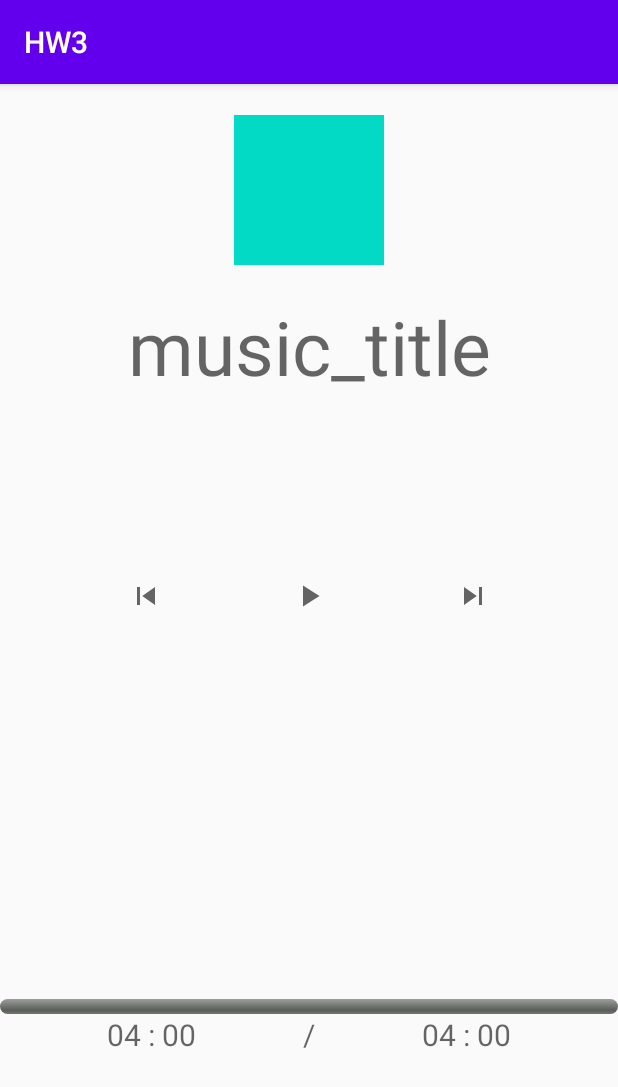
After one commit to suhongs/MP3, an Android app: the PlayMusicActivity screen opened directly, with no data from a screen before it, on a phone screen of 412 x 824 dp. The commit adds this screen. Shown: the top 1087 px of the screen. Run offline under Robolectric (Android 15) with nearby library versions, the phone set to English and light mode, and no system bars; 2 statements that could not run were skipped.

Commit message:
음악재생

```diff
--- a/HW3/app/build.gradle
+++ b/HW3/app/build.gradle
@@ -6,7 +6,7 @@ android {
 
     defaultConfig {
         applicationId "com.example.hw3"
-        minSdkVersion 16
+        minSdkVersion 21
         targetSdkVersion 30
         versionCode 1
         versionName "1.0"
@@ -28,6 +28,7 @@ dependencies {
 
     implementation 'androidx.appcompat:appcompat:1.2.0'
     implementation 'androidx.constraintlayout:constraintlayout:2.0.4'
+    implementation 'androidx.localbroadcastmanager:localbroadcastmanager:1.0.0'
     testImplementation 'junit:junit:4.12'
     androidTestImplementation 'androidx.test.ext:junit:1.1.2'
     androidTestImplementation 'androidx.test.espresso:espresso-core:3.3.0'
--- /dev/null
+++ b/HW3/app/src/main/java/com/example/hw3/PlayMusicActivity.java
@@ -0,0 +1,139 @@
+package com.example.hw3;
+
+import androidx.appcompat.app.AppCompatActivity;
+import androidx.localbroadcastmanager.content.LocalBroadcastManager;
+
+import android.content.BroadcastReceiver;
+import android.content.ComponentName;
+import android.content.Context;
+import android.content.Intent;
+import android.content.IntentFilter;
+import android.content.ServiceConnection;
+import android.os.Bundle;
+import android.os.Handler;
+import android.os.IBinder;
+import android.os.Message;
+import android.os.Messenger;
+import android.os.RemoteException;
+import android.util.Log;
+import android.view.View;
+import android.widget.Button;
+import android.widget.ImageView;
+import android.widget.ProgressBar;
+import android.widget.TextView;
+
+import java.util.ArrayList;
+
+public class PlayMusicActivity extends AppCompatActivity {
+    private static final String ACTION_PLAY = "PLAY";
+    private static final String ACTION_PAUSE = "PAUSE";
+    private boolean isPlaying = true;
+
+    private Intent musicIntent;
+    private ArrayList<MusicData> list;
+    private Messenger mServiceMessenger = null;
+    private boolean mIsBound;
+
+    private ImageView skipPreviousBtn, playBtn, skipNextBtn;
+    private ProgressBar musicProgressBar;
+    private TextView musicTitle, musicPlayingText, musicFinishText;
+
+    private int duration, currentPosition;
+    private BroadcastReceiver mMessageReceiver = new BroadcastReceiver() {
+        @Override
+        public void onReceive(Context context, Intent intent) {
+            duration = intent.getExtras().getInt("duration");
+            currentPosition = intent.getExtras().getInt("currentPosition");
+            Log.i("테스트","전체 길이 : " + duration);
+            musicFinishText.setText(duration+"");
+//
+//            Thread thread = new Thread(new Runnable() {
+//                @Override
+//                public void run() {
+//                    try {
+//                        while(isPlaying) { // 재생 중이면 동작?
+//                            Thread.sleep(1);
+//                            int time = currentPosition ;
+//                            Log.i("테스트", "재생 길이 : " + time);
+//                            musicPlayingText.setText(String.valueOf(time));
+//                            progressUpdate(duration, currentPosition);
+//                        }
+//                    } catch (InterruptedException e) {
+//                        e.printStackTrace();
+//                    }
+//                }
+//            });
+//            thread.start();
+
+        }
+    };
+    private void init(){
+        musicTitle = findViewById(R.id.music_title);
+        playBtn = findViewById(R.id.play_btn);
+        musicPlayingText = findViewById(R.id.music_playing_text);
+        musicFinishText = findViewById(R.id.music_finish_text);
+        musicProgressBar = findViewById(R.id.music_progressBar);
+//        progressUpdate("","");
+    }
+
+    private void progressUpdate(int duration, int currentPosition){
+        musicProgressBar.setVisibility(ProgressBar.VISIBLE);
+        musicProgressBar.setMax(duration);
+//        musicProgressBar.setOn
+        musicProgressBar.setProgress(currentPosition);
+
+    }
+
+    @Override
+    protected void onResume() {
+        super.onResume();
+        // action 이름이 "custom-event-name"으로 정의된 intent를 수신하게 된다.
+        // observer의 이름은 mMessageReceiver이다.
+        LocalBroadcastManager.getInstance(this).registerReceiver( mMessageReceiver, new IntentFilter("custom-event-name"));
+    }
+
+    @Override
+    protected void onCreate(Bundle savedInstanceState) {
+        super.onCreate(savedInstanceState);
+        setContentView(R.layout.activity_play_music);
+        init(); // 위젯 초기화
+        Intent intent = getIntent();
+        list = (ArrayList<MusicData>) intent.getSerializableExtra("playlist");
+
+        musicTitle.setText(list.get(0).getTitle());
+        Log.i("PlayMusicActivity 테스트", list.toString());
+
+        musicIntent = new Intent(this, MusicService.class);
+        musicIntent.putExtra("playlist", list);
+    }
+
+    @Override
+    protected void onPause() {
+        super.onPause();
+        LocalBroadcastManager.getInstance(this).unregisterReceiver( mMessageReceiver);
+    }
+
+    public void onClick(View v) {
+        switch (v.getId()) {
+            case R.id.play_btn:
+                if(isPlaying) { // 음악 재생
+//                    musicIntent.putExtra("position",);
+                    musicIntent.putExtra("playing",true);
+                    // 이미지 변경
+                    playBtn.setImageResource(R.drawable.ic_baseline_pause_24);
+                    isPlaying = false;
+                }else{ // 일시 정지
+                    musicIntent.putExtra("playing",false);
+//                    startService(musicIntent);
+
+                    // 이미지 변경
+                    playBtn.setImageResource(R.drawable.ic_baseline_play_arrow_24);
+                    isPlaying = true;
+                }
+                startService(musicIntent);
+
+//            case R.id.skip_next_btn:
+
+        }
+    }
+}
--- /dev/null
+++ b/HW3/app/src/main/res/drawable/ic_baseline_pause_24.xml
@@ -0,0 +1,10 @@
+<vector xmlns:android="http://schemas.android.com/apk/res/android"
+    android:width="24dp"
+    android:height="24dp"
+    android:viewportWidth="24"
+    android:viewportHeight="24"
+    android:tint="?attr/colorControlNormal">
+  <path
+      android:fillColor="@android:color/white"
+      android:pathData="M6,19h4L10,5L6,5v14zM14,5v14h4L18,5h-4z"/>
+</vector>
--- /dev/null
+++ b/HW3/app/src/main/res/drawable/ic_baseline_play_arrow_24.xml
@@ -0,0 +1,10 @@
+<vector xmlns:android="http://schemas.android.com/apk/res/android"
+    android:width="24dp"
+    android:height="24dp"
+    android:viewportWidth="24"
+    android:viewportHeight="24"
+    android:tint="?attr/colorControlNormal">
+  <path
+      android:fillColor="@android:color/white"
+      android:pathData="M8,5v14l11,-7z"/>
+</vector>
--- /dev/null
+++ b/HW3/app/src/main/res/drawable/ic_baseline_skip_next_24.xml
@@ -0,0 +1,10 @@
+<vector xmlns:android="http://schemas.android.com/apk/res/android"
+    android:width="24dp"
+    android:height="24dp"
+    android:viewportWidth="24"
+    android:viewportHeight="24"
+    android:tint="?attr/colorControlNormal">
+  <path
+      android:fillColor="@android:color/white"
+      android:pathData="M6,18l8.5,-6L6,6v12zM16,6v12h2V6h-2z"/>
+</vector>
--- /dev/null
+++ b/HW3/app/src/main/res/drawable/ic_baseline_skip_previous_24.xml
@@ -0,0 +1,10 @@
+<vector xmlns:android="http://schemas.android.com/apk/res/android"
+    android:width="24dp"
+    android:height="24dp"
+    android:viewportWidth="24"
+    android:viewportHeight="24"
+    android:tint="?attr/colorControlNormal">
+  <path
+      android:fillColor="@android:color/white"
+      android:pathData="M6,6h2v12L6,18zM9.5,12l8.5,6L18,6z"/>
+</vector>
--- a/HW3/app/src/main/res/layout/activity_main.xml
+++ b/HW3/app/src/main/res/layout/activity_main.xml
@@ -6,7 +6,8 @@
     android:layout_height="match_parent"
     tools:context=".MainActivity">
 
-    <TextView
+    <Button
+        android:id="@+id/go"
         android:layout_width="wrap_content"
         android:layout_height="wrap_content"
         android:text="Hello World!"
--- /dev/null
+++ b/HW3/app/src/main/res/layout/activity_play_music.xml
@@ -0,0 +1,128 @@
+<?xml version="1.0" encoding="utf-8"?>
+<androidx.constraintlayout.widget.ConstraintLayout
+    xmlns:android="http://schemas.android.com/apk/res/android"
+    xmlns:app="http://schemas.android.com/apk/res-auto"
+    xmlns:tools="http://schemas.android.com/tools"
+    android:layout_width="match_parent"
+    android:layout_height="match_parent"
+    tools:context=".PlayMusicActivity">
+
+    <androidx.appcompat.widget.AppCompatImageView
+        android:id="@+id/music_image"
+        android:layout_width="100dp"
+        android:layout_height="100dp"
+        android:background="@color/colorAccent"
+        app:layout_constraintTop_toTopOf="parent"
+        app:layout_constraintLeft_toLeftOf="parent"
+        app:layout_constraintRight_toRightOf="parent"
+        app:layout_constraintBottom_toTopOf="@+id/music_title"/>
+
+    <TextView
+        android:id="@+id/music_title"
+        android:layout_width="wrap_content"
+        android:layout_height="wrap_content"
+        android:hint="music_title"
+        android:textSize="50dp"
+        app:layout_constraintTop_toTopOf="@+id/music_image"
+        app:layout_constraintLeft_toLeftOf="parent"
+        app:layout_constraintRight_toRightOf="parent"
+        app:layout_constraintBottom_toTopOf="@+id/music_control_layout"
+        />
+
+    <androidx.constraintlayout.widget.ConstraintLayout
+        android:id="@+id/music_control_layout"
+        android:layout_width="match_parent"
+        android:layout_height="wrap_content"
+        android:layout_marginBottom="136dp"
+        app:layout_constraintLeft_toLeftOf="parent"
+        app:layout_constraintRight_toRightOf="parent"
+        app:layout_constraintTop_toBottomOf="@+id/music_title"
+        app:layout_constraintBottom_toTopOf="@+id/music_time_container">
+
+        <androidx.appcompat.widget.AppCompatImageView
+            android:id="@+id/skip_previous_btn"
+            android:layout_width="wrap_content"
+            android:layout_height="wrap_content"
+            android:src="@drawable/ic_baseline_skip_previous_24"
+            android:onClick="onClick"
+            app:layout_constraintLeft_toLeftOf="@+id/music_control_layout"
+            app:layout_constraintTop_toTopOf="@+id/music_control_layout"
+            app:layout_constraintBottom_toBottomOf="@+id/music_control_layout"
+            app:layout_constraintRight_toLeftOf="@+id/play_btn"/>
+
+        <androidx.appcompat.widget.AppCompatImageView
+            android:id="@+id/play_btn"
+            android:layout_width="wrap_content"
+            android:layout_height="wrap_content"
+            android:src="@drawable/ic_baseline_play_arrow_24"
+            android:onClick="onClick"
+            app:layout_constraintTop_toTopOf="@+id/music_control_layout"
+            app:layout_constraintBottom_toBottomOf="@+id/music_control_layout"
+            app:layout_constraintLeft_toRightOf="@+id/skip_previous_btn"
+            app:layout_constraintRight_toLeftOf="@+id/skip_next_btn"
+            />
+
+        <androidx.appcompat.widget.AppCompatImageView
+            android:id="@+id/skip_next_btn"
+            android:layout_width="wrap_content"
+            android:layout_height="wrap_content"
+            android:src="@drawable/ic_baseline_skip_next_24"
+            android:onClick="onClick"
+            app:layout_constraintTop_toTopOf="@+id/music_control_layout"
+            app:layout_constraintBottom_toBottomOf="@+id/music_control_layout"
+            app:layout_constraintRight_toRightOf="@+id/music_control_layout"
+            app:layout_constraintLeft_toRightOf="@+id/play_btn"/>
+
+    </androidx.constraintlayout.widget.ConstraintLayout>
+
+    <androidx.constraintlayout.widget.ConstraintLayout
+        android:id="@+id/music_time_container"
+        android:layout_width="match_parent"
+        android:layout_height="wrap_content"
+        app:layout_constraintTop_toBottomOf="@+id/music_control_layout"
+        app:layout_constraintLeft_toLeftOf="parent"
+        app:layout_constraintRight_toRightOf="parent"
+        app:layout_constraintBottom_toBottomOf="parent">
+        <androidx.core.widget.ContentLoadingProgressBar
+            android:id="@+id/music_progressBar"
+            android:layout_width="match_parent"
+            android:layout_height="10dp"
+            style="@android:style/Widget.ProgressBar.Horizontal"
+            app:layout_constraintLeft_toLeftOf="@+id/music_time_container"
+            app:layout_constraintRight_toRightOf="@+id/music_time_container"
+            app:layout_constraintTop_toTopOf="@+id/music_time_container"
+            app:layout_constraintBottom_toTopOf="@+id/temp"/>
+        <TextView
+            android:id="@+id/music_playing_text"
+            android:layout_width="wrap_content"
+            android:layout_height="wrap_content"
+            android:hint="04 : 00"
+            android:textSize="20dp"
+            app:layout_constraintRight_toLeftOf="@+id/temp"
+            app:layout_constraintLeft_toLeftOf="@+id/music_time_container"
+            app:layout_constraintTop_toBottomOf="@+id/music_progressBar"
+            app:layout_constraintBottom_toBottomOf="@+id/music_time_container"/>
+        <TextView
+            android:id="@+id/temp"
+            android:layout_width="wrap_content"
+            android:layout_height="wrap_content"
+            android:hint="/"
+            android:textSize="20dp"
+            app:layout_constraintLeft_toRightOf="@+id/music_playing_text"
+            app:layout_constraintRight_toLeftOf="@+id/music_finish_text"
+            app:layout_constraintTop_toBottomOf="@+id/music_progressBar"
+            app:layout_constraintBottom_toBottomOf="@+id/music_time_container"/>
+        <TextView
+            android:id="@+id/music_finish_text"
+            android:layout_width="wrap_content"
+            android:layout_height="wrap_content"
+            android:hint="04 : 00"
+            android:textSize="20dp"
+            app:layout_constraintLeft_toRightOf="@+id/temp"
+            app:layout_constraintRight_toRightOf="@+id/music_time_container"
+            app:layout_constraintTop_toBottomOf="@+id/music_progressBar"
+            app:layout_constraintBottom_toBottomOf="@+id/music_time_container"/>
+
+    </androidx.constraintlayout.widget.ConstraintLayout>
+
+</androidx.constraintlayout.widget.ConstraintLayout>
```
Also changed, not shown: HW3/app/src/main/AndroidManifest.xml (+10 -1 lines), HW3/app/src/main/java/com/example/hw3/MainActivity.java (+99 -0 lines), HW3/app/src/main/java/com/example/hw3/MusicData.java (added, +72 -0 lines), HW3/app/src/main/java/com/example/hw3/MusicService.java (added, +121 -0 lines).
